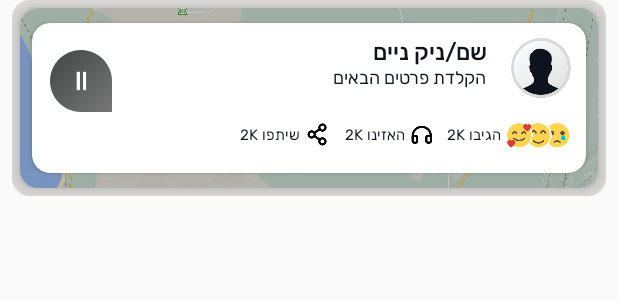
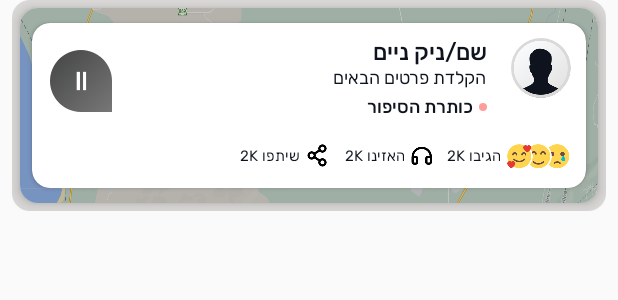
Before and after one commit to shayAslan/RecordApp, an Android app: the layout selected_discovery_layout.xml on its own in the app's theme, with its tools: preview values and no code run, on a phone screen of 412 x 824 dp. Shown: the top 300 px of the screen. Run offline under Robolectric (Android 15) with nearby library versions, the phone set to English and light mode, and no system bars.

Commit message:
no message

```diff
--- a/MusicApplication/app/src/main/res/layout/selected_discovery_layout.xml
+++ b/MusicApplication/app/src/main/res/layout/selected_discovery_layout.xml
@@ -15,7 +15,7 @@
 
         <androidx.cardview.widget.CardView
             android:layout_width="match_parent"
-            android:layout_height="120dp"
+            android:layout_height="130dp"
             android:layout_margin="5dp"
             app:cardBackgroundColor="@color/white"
             app:cardCornerRadius="12dp"
@@ -37,7 +37,7 @@
 
                     <androidx.cardview.widget.CardView
                         android:layout_width="match_parent"
-                        android:layout_height="100dp"
+                        android:layout_height="110dp"
                         android:layout_marginLeft="8dp"
                         android:layout_marginTop="11dp"
                         android:layout_marginRight="8dp"
@@ -115,6 +115,41 @@
                                             android:text="הקלדת פרטים הבאים"
                                             android:textColor="#0E131E"
                                             android:textSize="12dp" />
+
+                                        <RelativeLayout
+                                            android:layout_width="match_parent"
+                                            android:layout_height="wrap_content">
+
+                                            <ImageView
+                                                android:id="@+id/point"
+                                                android:layout_width="5dp"
+                                                android:layout_height="5dp"
+                                                android:layout_alignParentEnd="true"
+                                                android:layout_centerVertical="true"
+                                                android:gravity="center"
+                                                android:src="@drawable/gray_circle"
+                                                android:textColor="#FF9D9D"
+                                                app:tint="#FF9D9D" />
+
+                                            <androidx.appcompat.widget.AppCompatTextView
+                                                android:id="@+id/lbl_story_title"
+                                                android:layout_width="match_parent"
+                                                android:layout_height="wrap_content"
+                                                android:layout_alignParentStart="true"
+                                                android:layout_centerVertical="true"
+                                                android:layout_marginTop="9dp"
+                                                android:layout_marginEnd="4dp"
+                                                android:layout_toStartOf="@+id/point"
+                                                android:fontFamily="@font/rubik_meduim"
+                                                android:gravity="start"
+                                                android:lines="1"
+                                                android:text="כותרת הסיפור"
+                                                android:textColor="#0E131E"
+                                                android:textSize="12dp"
+                                                app:autoSizeTextType="uniform" />
+
+                                        </RelativeLayout>
+
 
                                     </LinearLayout>
 
```
Also changed, not shown: MusicApplication/app/src/main/res/layout/unselected_discovery_layout.xml (+37 -2 lines).
